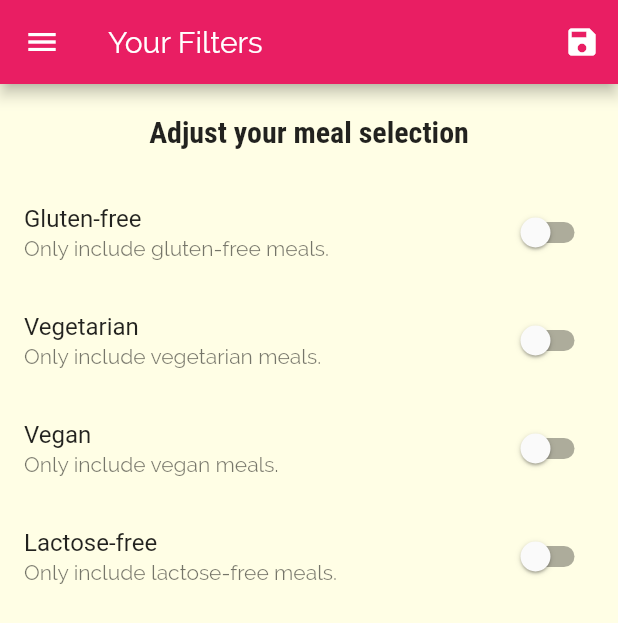
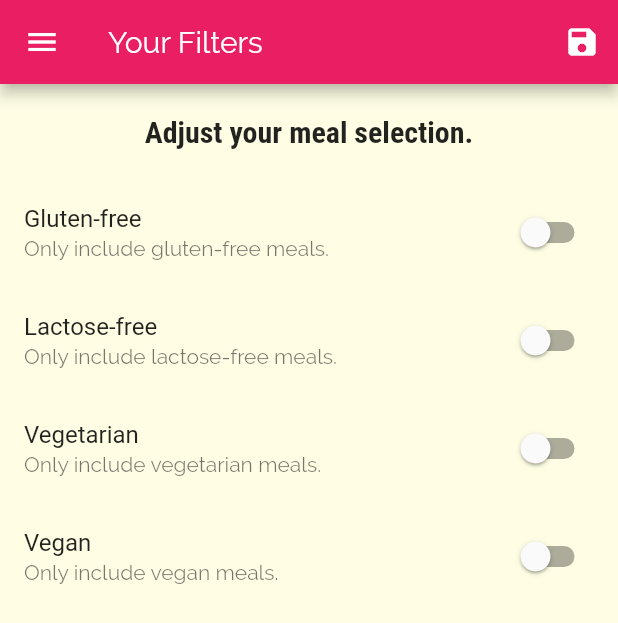
Before and after one commit to nhasley/Meal-App-Dart, a Flutter app: the FiltersScreen screen opened by its route, on a phone screen of 412 x 824 dp. Shown: the top 623 px of the screen. Run offline on Flutter 3.47's test engine with Material 2 defaults, Android fonts, the phone set to English and light mode, and no system bars.

Commit message:
filters debug

```diff
--- a/lib/main.dart
+++ b/lib/main.dart
@@ -4,7 +4,7 @@ import './screens/meal_detail_screen.dart';
 import './screens/category_meals_screen.dart';
 import './screens/categories_screen.dart';
 import './screens/tabs_screen.dart';
-import './screens/filters_sreen.dart';
+import './screens/filters_screen.dart';
 import './dummy_data.dart';
 import './models/meal.dart';
 
--- a/lib/screens/filters_sreen.dart
+++ b/lib/screens/filters_screen.dart
@@ -1,5 +1,6 @@
 import 'package:flutter/material.dart';
-import 'package:meals_app/widgets/main_drawer.dart';
+
+import '../widgets/main_drawer.dart';
 
 class FiltersScreen extends StatefulWidget {
   static const routeName = '/filters';
@@ -28,12 +29,18 @@ class _FiltersScreenState extends State<FiltersScreen> {
     super.initState();
   }
 
-  Widget _buildSwitchListTile(String title, String description,
-      bool currentValue, Function updateValue) {
+  Widget _buildSwitchListTile(
+    String title,
+    String description,
+    bool currentValue,
+    Function updateValue,
+  ) {
     return SwitchListTile(
       title: Text(title),
-      subtitle: Text(description),
       value: currentValue,
+      subtitle: Text(
+        description,
+      ),
       onChanged: updateValue,
     );
   }
@@ -64,7 +71,7 @@ class _FiltersScreenState extends State<FiltersScreen> {
           Container(
             padding: EdgeInsets.all(20),
             child: Text(
-              'Adjust your meal selection',
+              'Adjust your meal selection.',
               style: Theme.of(context).textTheme.title,
             ),
           ),
@@ -79,6 +86,18 @@ class _FiltersScreenState extends State<FiltersScreen> {
                     setState(
                       () {
                         _glutenFree = newValue;
+                      },
+                    );
+                  },
+                ),
+                _buildSwitchListTile(
+                  'Lactose-free',
+                  'Only include lactose-free meals.',
+                  _lactoseFree,
+                  (newValue) {
+                    setState(
+                      () {
+                        _lactoseFree = newValue;
                       },
                     );
                   },
@@ -106,19 +125,7 @@ class _FiltersScreenState extends State<FiltersScreen> {
                       },
                     );
                   },
-                ),
-                _buildSwitchListTile(
-                  'Lactose-free',
-                  'Only include lactose-free meals.',
-                  _lactoseFree,
-                  (newValue) {
-                    setState(
-                      () {
-                        _lactoseFree = newValue;
-                      },
-                    );
-                  },
-                ),
+                )
               ],
             ),
           ),
--- a/lib/widgets/main_drawer.dart
+++ b/lib/widgets/main_drawer.dart
@@ -1,5 +1,5 @@
 import 'package:flutter/material.dart';
-import 'package:meals_app/screens/filters_sreen.dart';
+import '../screens/filters_screen.dart';
 
 class MainDrawer extends StatelessWidget {
   Widget buildListTile(String title, IconData icon, Function tapHandler) {
```
